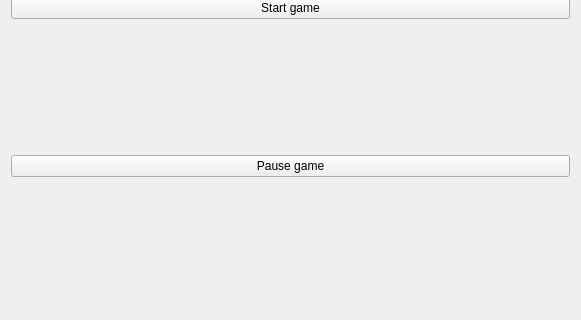
Old version of the form src/menu.ui in the repository MivojBlazek/Tetris; both pictures show x 0 to 581 and y 144 to 464 of the 581 by 464 pixel window.
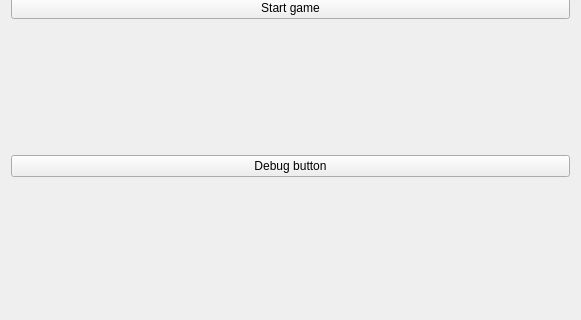
New version of the form.

Commit message: Updated block detection and top of the tower detection Blocks are falling one by one and can detect others. User can speed up game. If block reaches top of the tower, game will end.

What changed in the file:
```diff
--- a/src/menu.ui
+++ b/src/menu.ui
@@ -24,7 +24,7 @@
    <item>
     <widget class="QPushButton" name="StopButton">
      <property name="text">
-      <string>Pause game</string>
+      <string>Debug button</string>
      </property>
     </widget>
    </item>
```
The commit also changes 5 other files.
